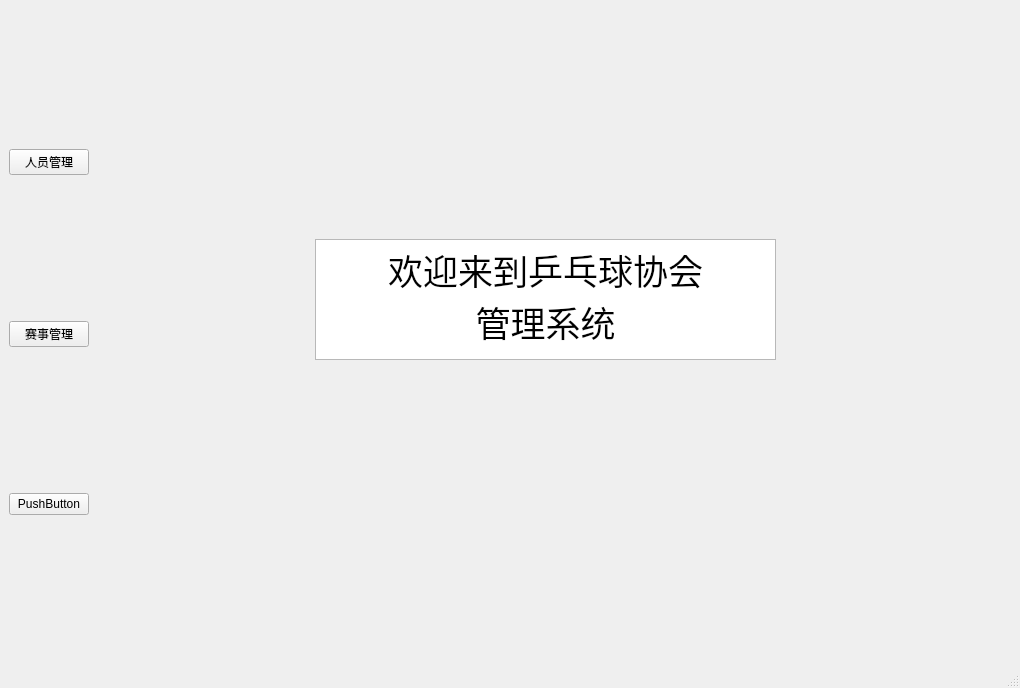
Qt form mainwindow.ui (35easy/PingPongClub) before a commit.
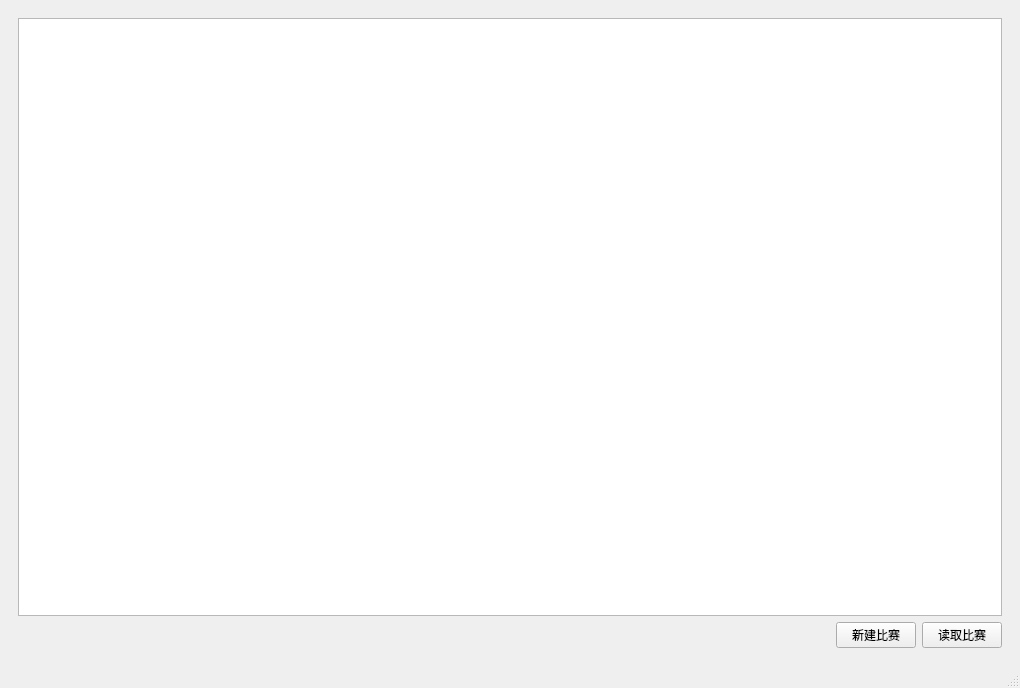
The same form after that commit. The open tabs and pages were chosen to show the change.

```diff
--- a/mainwindow.ui
+++ b/mainwindow.ui
@@ -15,31 +15,6 @@
   </property>
   <widget class="QWidget" name="centralwidget">
    <layout class="QHBoxLayout" name="horizontalLayout">
-    <item>
-     <layout class="QVBoxLayout" name="verticalLayout">
-      <item>
-       <widget class="QPushButton" name="btMember">
-        <property name="text">
-         <string>人员管理</string>
-        </property>
-       </widget>
-      </item>
-      <item>
-       <widget class="QPushButton" name="btTournament">
-        <property name="text">
-         <string>赛事管理</string>
-        </property>
-       </widget>
-      </item>
-      <item>
-       <widget class="QPushButton" name="pushButton_3">
-        <property name="text">
-         <string>PushButton</string>
-        </property>
-       </widget>
-      </item>
-     </layout>
-    </item>
     <item>
      <widget class="QStackedWidget" name="stackedWidget">
       <property name="currentIndex">
@@ -64,6 +39,57 @@
 &lt;p align=&quot;center&quot; style=&quot; margin-top:0px; margin-bottom:0px; margin-left:0px; margin-right:0px; -qt-block-indent:0; text-indent:0px;&quot;&gt;&lt;span style=&quot; font-size:26pt;&quot;&gt;管理系统&lt;/span&gt;&lt;/p&gt;&lt;/body&gt;&lt;/html&gt;</string>
         </property>
        </widget>
+       <widget class="QPushButton" name="btTournament">
+        <property name="geometry">
+         <rect>
+          <x>410</x>
+          <y>430</y>
+          <width>93</width>
+          <height>28</height>
+         </rect>
+        </property>
+        <property name="text">
+         <string>点击进入</string>
+        </property>
+       </widget>
+      </widget>
+      <widget class="QWidget" name="page_2">
+       <layout class="QVBoxLayout" name="verticalLayout_2">
+        <item>
+         <widget class="QListView" name="listView"/>
+        </item>
+        <item>
+         <layout class="QHBoxLayout" name="horizontalLayout_2">
+          <item>
+           <spacer name="horizontalSpacer">
+            <property name="orientation">
+             <enum>Qt::Horizontal</enum>
+            </property>
+            <property name="sizeHint" stdset="0">
+             <size>
+              <width>40</width>
+              <height>20</height>
+             </size>
+            </property>
+           </spacer>
+          </item>
+          <item>
+           <widget class="QPushButton" name="pushButton">
+            <property name="text">
+             <string>新建比赛</string>
+            </property>
+           </widget>
+          </item>
+          <item>
+           <widget class="QPushButton" name="pushButton_2">
+            <property name="text">
+             <string>读取比赛</string>
+            </property>
+           </widget>
+          </item>
+         </layout>
+        </item>
+       </layout>
       </widget>
      </widget>
     </item>
```
